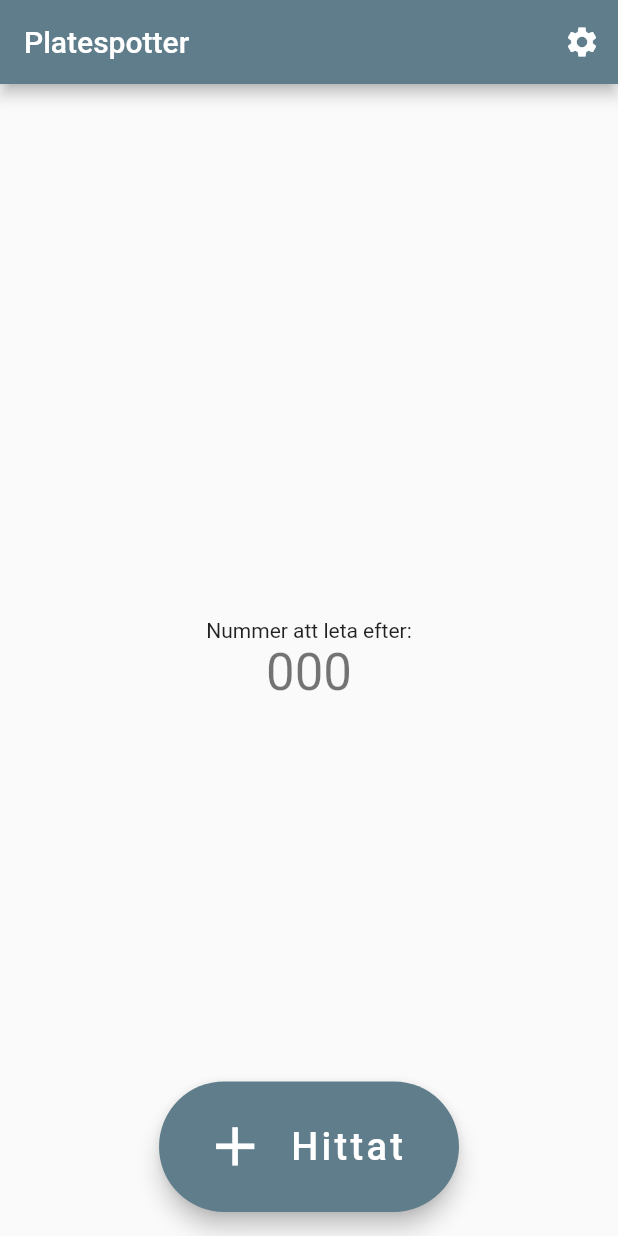
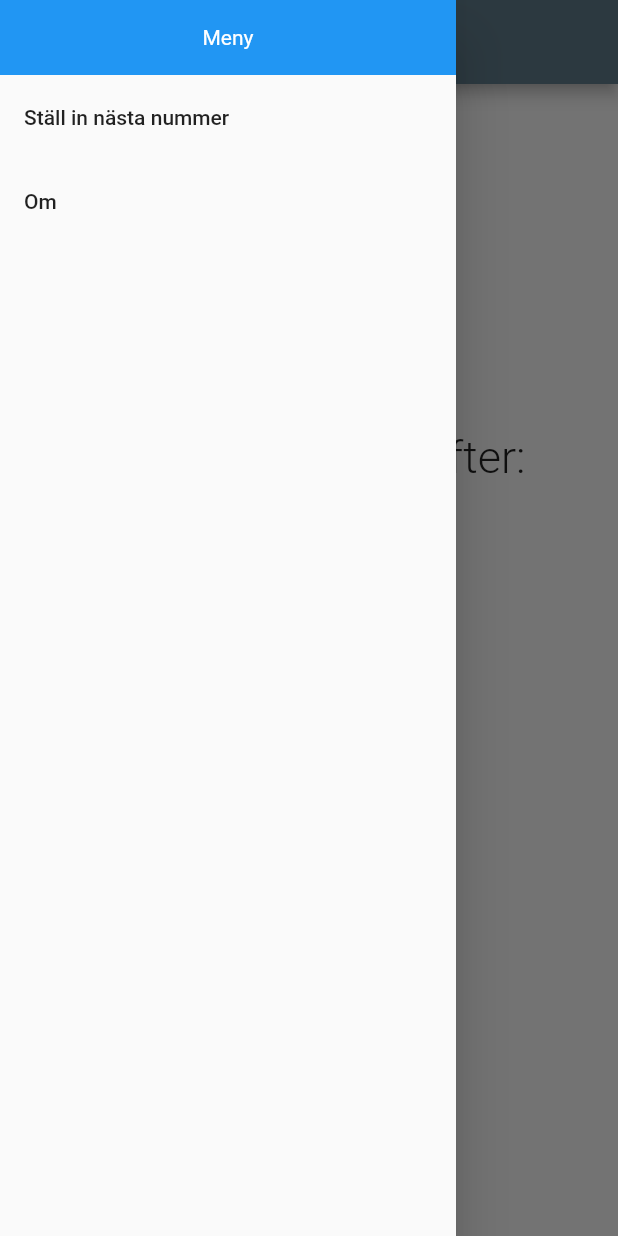
Before and after one commit to Meconer/platespot, a Flutter app: the screen it shows after launch, with the side drawer open (before the commit the screen has no drawer), on a phone screen of 412 x 824 dp. Run offline on Flutter 3.47's test engine with Material 2 defaults, Android fonts, the light colour scheme and no system bars; our stand-ins replace package_info_plus, shared_preferences.

Commit message:
Numbering actually starts at 1 now. Added drawer menu and removed settings icon button Added about menu item (Om) Replaced floatingactionbutton with textbutton

```diff
--- a/lib/main.dart
+++ b/lib/main.dart
@@ -1,6 +1,7 @@
 import 'package:flutter/material.dart';
 import 'package:flutter/services.dart';
 import 'package:shared_preferences/shared_preferences.dart';
+import 'package:package_info_plus/package_info_plus.dart';
 
 void main() {
   runApp(MyApp());
@@ -34,7 +35,7 @@ class _MyHomePageState extends State<MyHomePage> {
   void _loadCounter() async {
     final prefs = await SharedPreferences.getInstance();
     setState(() {
-      _counter = (prefs.getInt('counter') ?? 0);
+      _counter = (prefs.getInt('counter') ?? 1);
     });
   }
 
@@ -48,10 +49,10 @@ class _MyHomePageState extends State<MyHomePage> {
     final prefs = await SharedPreferences.getInstance();
     setState(() {
       _counter++;
-      if (_counter == 1000 ) {
+      if (_counter == 1000) {
         _counter = 0;
-        ScaffoldMessenger.of(context).showSnackBar(
-          SnackBar(content: Text(' FÄRDIG!!**!!**!!')));
+        ScaffoldMessenger.of(context)
+            .showSnackBar(SnackBar(content: Text(' FÄRDIG!!**!!**!!')));
       }
       prefs.setInt('counter', _counter);
     });
@@ -60,17 +61,42 @@ class _MyHomePageState extends State<MyHomePage> {
   @override
   Widget build(BuildContext context) {
     return Scaffold(
+      drawer: Drawer(
+        child: SafeArea(
+          child: ListView(
+            padding: EdgeInsets.zero,
+            children: <Widget>[
+              SizedBox(
+                height: 50,
+                child: Container(
+                  color: Colors.blue,
+                  child: const Center(
+                    child: Text(
+                      'Meny',
+                      style: TextStyle(color: Colors.white),
+                    ),
+                  ),
+                ),
+              ),
+              ListTile(
+                title: const Text('Ställ in nästa nummer'),
+                onTap: () {
+                  Navigator.pop(context);
+                  _setCounter();
+                },
+              ),
+              ListTile(
+                title: const Text('Om'),
+                onTap: () {
+                  _showVersion();
+                },
+              ),
+            ],
+          ),
+        ),
+      ),
       appBar: AppBar(
         title: Text(widget.title),
-        actions: [
-          // action button
-          IconButton(
-            icon: Icon(Icons. settings),
-            onPressed: () {
-              _setCounter();
-            },
-          ),
-        ],
       ),
       body: Center(
         child: Column(
@@ -78,30 +104,50 @@ class _MyHomePageState extends State<MyHomePage> {
           children: <Widget>[
             Text(
               'Nummer att leta efter:',
+              style: TextStyle(
+                fontWeight: FontWeight.w300,
+                fontSize: 30,
+              )
             ),
             GestureDetector(
               onLongPress: _setCounter,
-              child: Text(
-                getTextForCounter(_counter),
-                style: Theme.of(context).textTheme.headline4,
+              child: Padding(
+                padding: const EdgeInsets.all(32.0),
+                child: Text(
+                  getTextForCounter(_counter),
+                  style: Theme.of(context).textTheme.headline1,
+                ),
               ),
+            ),
+            TextButton(
+              child: Text('Hittat'),
+              style: TextButton.styleFrom(
+                primary: Colors.white,
+                backgroundColor: Theme.of(context).colorScheme.primary,
+                elevation: 10,
+                shape: RoundedRectangleBorder( borderRadius: BorderRadius.all(Radius.circular(10)),),
+                 textStyle: TextStyle(
+                   fontSize: 50,
+                   fontWeight: FontWeight.w300,
+                 ),
+              ),
+              onPressed: _incrementCounter,
             ),
           ],
         ),
       ),
-      floatingActionButtonLocation: FloatingActionButtonLocation.centerFloat,
-      floatingActionButton: SizedBox(
-        width: 200,
-        child: FittedBox(
-            child: FloatingActionButton.extended(
-              onPressed: _incrementCounter,
-              tooltip: 'Hittat',
-              icon: Icon(Icons.add),
-              label: Text('Hittat'),
-
-            ),
-          ),
-        ),
+      // floatingActionButtonLocation: FloatingActionButtonLocation.centerFloat,
+      // floatingActionButton: SizedBox(
+      //   width: 200,
+      //   child: FittedBox(
+      //     child: FloatingActionButton.extended(
+      //       onPressed: _incrementCounter,
+      //       tooltip: 'Hittat',
+      //       icon: Icon(Icons.add),
+      //       label: Text('Hittat'),
+      //     ),
+      //   ),
+      //),
     );
   }
 
@@ -110,7 +156,7 @@ class _MyHomePageState extends State<MyHomePage> {
     prefs.setInt('counter', number);
   }
 
-  void _setCounter( ) {
+  void _setCounter() {
     final _controller = TextEditingController(
       text: '$_counter',
     );
@@ -135,7 +181,7 @@ class _MyHomePageState extends State<MyHomePage> {
         TextButton(
           child: Text('Ok'),
           onPressed: () {
-            final number = int.parse( _controller.text);
+            final number = int.parse(_controller.text);
             setState(() {
               _counter = number;
               storeCounter(number);
@@ -153,6 +199,24 @@ class _MyHomePageState extends State<MyHomePage> {
       },
     );
   }
+
+  void _showVersion() async {
+    final scaffoldMsngr = ScaffoldMessenger.of(context);
+    final packageInfo = await PackageInfo.fromPlatform();
+    final buildNumber = packageInfo.buildNumber;
+    final buildVersion = packageInfo.version;
+    final versionText = packageInfo.appName +
+        " Ver: " +
+        buildVersion +
+        " Build: " +
+        buildNumber;
+    Navigator.of(context).pop();
+    scaffoldMsngr.showSnackBar(
+      SnackBar(
+        content: Text(versionText),
+      ),
+    );
+  }
 }
 
 String getTextForCounter(int counter) {
--- a/pubspec.yaml
+++ b/pubspec.yaml
@@ -15,7 +15,7 @@ publish_to: 'none' # Remove this line if you wish to publish to pub.dev
 # In iOS, build-name is used as CFBundleShortVersionString while build-number used as CFBundleVersion.
 # Read more about iOS versioning at
 # https://developer.apple.com/library/archive/documentation/General/Reference/InfoPlistKeyReference/Articles/CoreFoundationKeys.html
-version: 1.0.1+2
+version: 1.0.4+4
 
 environment:
   sdk: ">=2.7.0 <3.0.0"
@@ -24,7 +24,7 @@ dependencies:
   flutter:
     sdk: flutter
   shared_preferences: ^2.0.7
-
+  package_info_plus: ^1.0.6
 
   # The following adds the Cupertino Icons font to your application.
   # Use with the CupertinoIcons class for iOS style icons.
```
Also changed, not shown: pubspec.lock.
